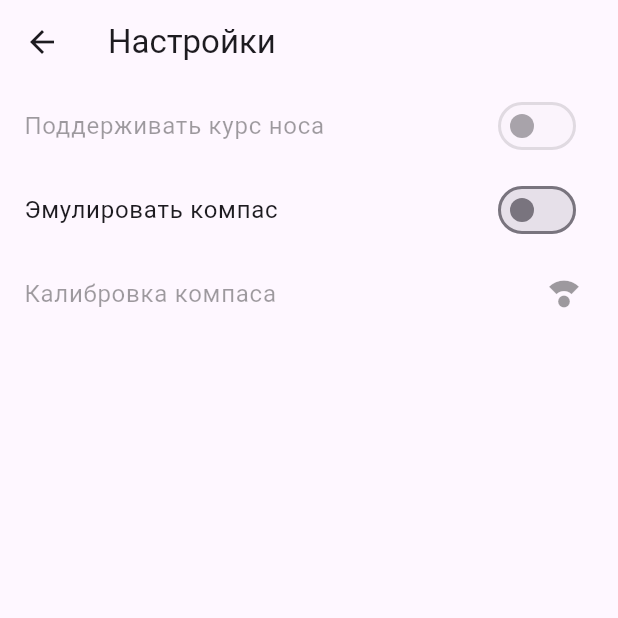
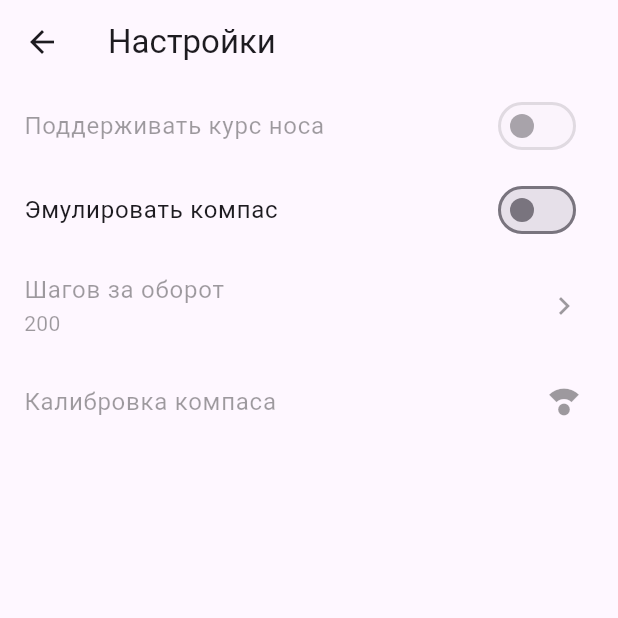
Before and after one commit to dslimp/boatlock, a Flutter app: the screen it shows after launch, after a tap on the "settings" icon, on a phone screen of 412 x 824 dp, the top half of it. Run offline on Flutter 3.47's test engine with Material 3 defaults, Android fonts, the light colour scheme and no system bars; our stand-ins replace flutter_blue_plus, flutter_map, geolocator, latlong2, sensors_plus, shared_preferences.

Commit message:
Add step SPR dropdown in settings

```diff
--- a/boatlock_ui/lib/models/boat_data.dart
+++ b/boatlock_ui/lib/models/boat_data.dart
@@ -10,6 +10,7 @@ class BoatData {
   final bool holdHeading;
   final int emuCompass;
   final int routeIdx;
+  final int stepSpr;
 
   BoatData({
     required this.lat,
@@ -23,6 +24,7 @@ class BoatData {
     required this.holdHeading,
     required this.emuCompass,
     required this.routeIdx,
+    required this.stepSpr,
   });
 
   factory BoatData.fromJson(Map<String, dynamic> json) {
@@ -39,6 +41,7 @@ class BoatData {
           int.tryParse(json['holdHeading']?.toString() ?? '') == 1,
       emuCompass: int.tryParse(json['emuCompass']?.toString() ?? '') ?? 0,
       routeIdx: int.tryParse(json['routeIdx']?.toString() ?? '') ?? 0,
+      stepSpr: int.tryParse(json['stepSpr']?.toString() ?? '') ?? 200,
     );
   }
 }
--- a/boatlock_ui/lib/pages/map_page.dart
+++ b/boatlock_ui/lib/pages/map_page.dart
@@ -145,6 +145,7 @@ Widget build(BuildContext context) {
                 ble: ble,
                 holdHeading: boatData?.holdHeading ?? false,
                 emuCompass: boatData?.emuCompass == 1,
+                stepSpr: boatData?.stepSpr ?? 200,
                 isConnected: boatData != null,
               ),
             ),
--- a/boatlock_ui/lib/pages/settings_page.dart
+++ b/boatlock_ui/lib/pages/settings_page.dart
@@ -5,8 +5,9 @@ class SettingsPage extends StatefulWidget {
   final BleBoatLock ble;
   final bool holdHeading;
   final bool emuCompass;
+  final int stepSpr;
   final bool isConnected;
-  const SettingsPage({Key? key, required this.ble, required this.holdHeading, required this.emuCompass, required this.isConnected}) : super(key: key);
+  const SettingsPage({Key? key, required this.ble, required this.holdHeading, required this.emuCompass, required this.stepSpr, required this.isConnected}) : super(key: key);
 
   @override
   State<SettingsPage> createState() => _SettingsPageState();
@@ -15,6 +16,7 @@ class SettingsPage extends StatefulWidget {
 class _SettingsPageState extends State<SettingsPage> {
   late bool holdHeading;
   late bool emuCompass;
+  late int stepSpr;
   late bool isConnected;
 
   @override
@@ -22,6 +24,7 @@ class _SettingsPageState extends State<SettingsPage> {
     super.initState();
     holdHeading = widget.holdHeading;
     emuCompass = widget.emuCompass;
+    stepSpr = widget.stepSpr;
     isConnected = widget.isConnected;
   }
 
@@ -45,6 +48,27 @@ class _SettingsPageState extends State<SettingsPage> {
         .sendCustomCommand('EMU_COMPASS:${v ? 1 : 0}');
   }
 
+  Future<void> _editStepSpr() async {
+    if (!isConnected) return;
+    const options = [200, 400, 800, 1600, 3200];
+    final selected = await showDialog<int>(
+      context: context,
+      builder: (_) => SimpleDialog(
+        title: const Text('Шагов за оборот'),
+        children: options
+            .map((v) => SimpleDialogOption(
+                  child: Text(v.toString()),
+                  onPressed: () => Navigator.pop(context, v),
+                ))
+            .toList(),
+      ),
+    );
+    if (selected != null && selected != stepSpr) {
+      setState(() => stepSpr = selected);
+      widget.ble.sendCustomCommand('SET_STEP_SPR:$selected');
+    }
+  }
+
   @override
   Widget build(BuildContext context) {
     return Scaffold(
@@ -62,6 +86,13 @@ class _SettingsPageState extends State<SettingsPage> {
             onChanged: _toggleEmu,
           ),
           ListTile(
+            title: const Text('Шагов за оборот'),
+            subtitle: Text(stepSpr.toString()),
+            trailing: const Icon(Icons.chevron_right),
+            enabled: isConnected,
+            onTap: isConnected ? _editStepSpr : null,
+          ),
+          ListTile(
             title: const Text('Калибровка компаса'),
             trailing: const Icon(Icons.compass_calibration),
             enabled: isConnected,
```
